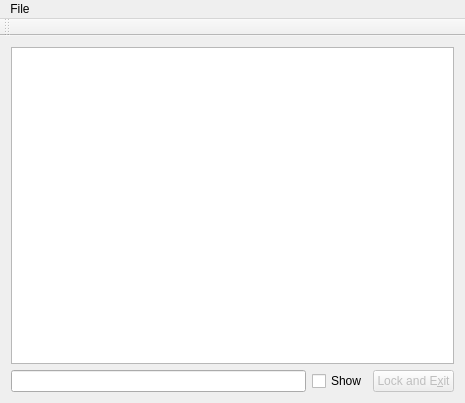
FreedomBen/password-sticky-note, file password-sticky-note/mainwindow.ui: the form before one commit.
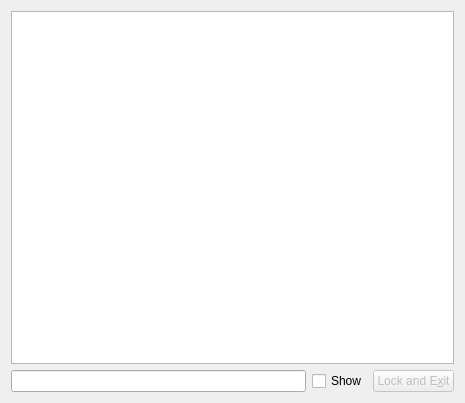
The form after the commit. Icons and pictures are not drawn.

Commit message: Use user-supplied password instead of hard coded constant

```diff
--- a/password-sticky-note/mainwindow.ui
+++ b/password-sticky-note/mainwindow.ui
@@ -56,31 +56,6 @@
     </item>
    </layout>
   </widget>
-  <widget class="QMenuBar" name="menuBar">
-   <property name="geometry">
-    <rect>
-     <x>0</x>
-     <y>0</y>
-     <width>465</width>
-     <height>27</height>
-    </rect>
-   </property>
-   <widget class="QMenu" name="menuFile">
-    <property name="title">
-     <string>File</string>
-    </property>
-    <addaction name="actionLock_and_Exit"/>
-   </widget>
-   <addaction name="menuFile"/>
-  </widget>
-  <widget class="QToolBar" name="mainToolBar">
-   <attribute name="toolBarArea">
-    <enum>TopToolBarArea</enum>
-   </attribute>
-   <attribute name="toolBarBreak">
-    <bool>false</bool>
-   </attribute>
-  </widget>
   <action name="actionLock_and_Exit">
    <property name="text">
     <string>Lock and Exit</string>
```
The commit also changes 2 other files.
